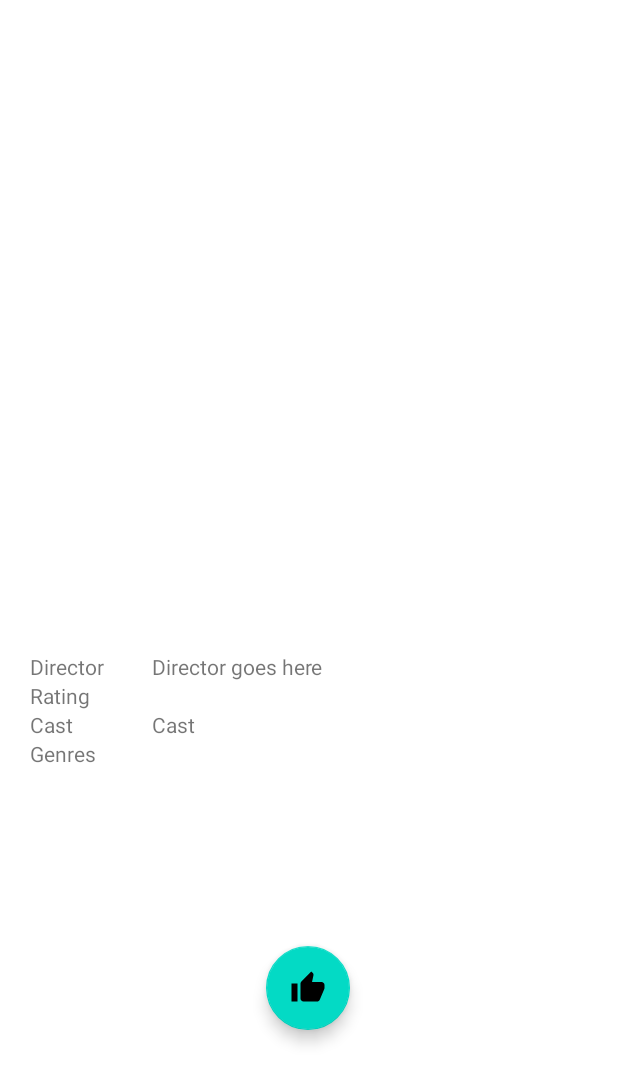
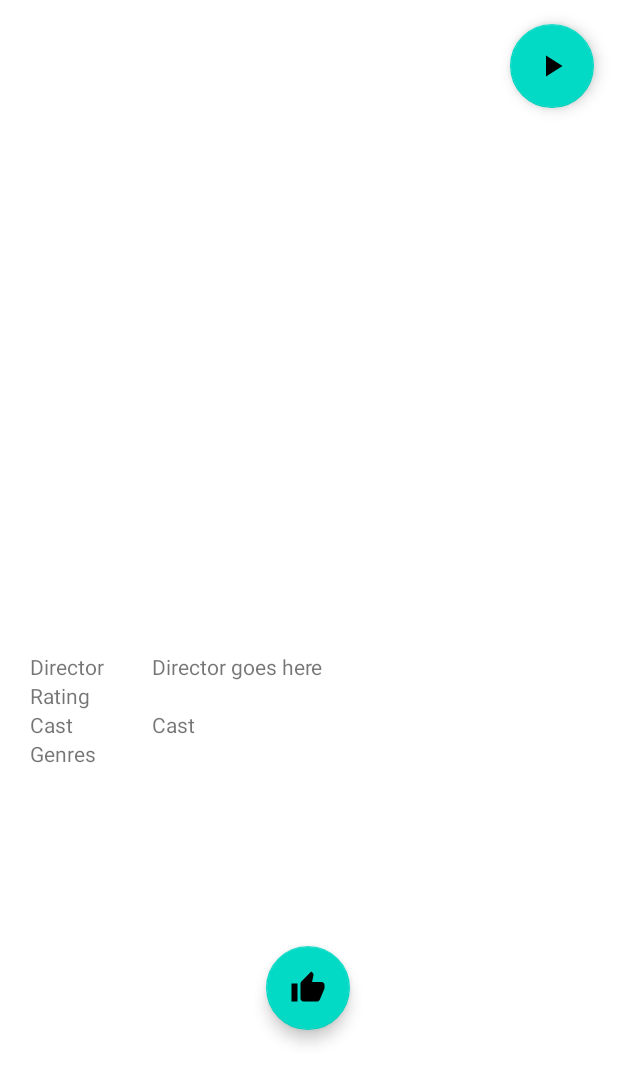
Before and after one commit to pirilinchu/MyMovieApp, an Android app: the MovieActivity screen opened directly, with no data from a screen before it, on a phone screen of 412 x 824 dp. Shown: the top 1084 px of the screen. Run offline under Robolectric (Android 15) with nearby library versions, the phone set to English and light mode, and no system bars; our stand-ins replace FlexboxLayout, Picasso, Room's generated code; libraries missing offline, so code that uses them is left out: koleton.api.hideSkeleton, koleton.api.loadSkeleton; pictures from the network do not load; 1 statement that could not run was skipped.

Commit message:
Implement trailer button for movies

```diff
--- a/app/build.gradle
+++ b/app/build.gradle
@@ -2,6 +2,7 @@ plugins {
     id 'com.android.application'
     id 'kotlin-android'
     id 'kotlin-kapt'
+    id 'kotlin-android-extensions'
 }
 
 android {
@@ -50,6 +51,7 @@ dependencies {
     implementation 'androidx.lifecycle:lifecycle-viewmodel-ktx:2.2.0'
     implementation 'androidx.navigation:navigation-fragment-ktx:2.2.2'
     implementation 'androidx.navigation:navigation-ui-ktx:2.2.2'
+    implementation files('libs\\YouTubeAndroidPlayerApi.jar')
     testImplementation 'junit:junit:4.+'
     androidTestImplementation 'androidx.test.ext:junit:1.1.2'
     androidTestImplementation 'androidx.test.espresso:espresso-core:3.3.0'
--- a/app/src/main/java/com/example/mymovieapp/data/Repository.kt
+++ b/app/src/main/java/com/example/mymovieapp/data/Repository.kt
@@ -56,4 +56,8 @@ class Repository (private val movieDao: MovieDao) {
     fun getSerieCredits(id: Int): Call<MovieCredits> {
         return moviesService.getSerieCredits(id)
     }
+
+    fun getTrailer(id: Int): Call<MovieTrailers> {
+        return moviesService.getTrailers(id)
+    }
 }
--- /dev/null
+++ b/app/src/main/java/com/example/mymovieapp/data/modelsApi/MovieTrailers.kt
@@ -0,0 +1,6 @@
+package com.example.mymovieapp.data.modelsApi
+
+data class MovieTrailers(
+    val id: Int,
+    val results: List<ResultX>
+)
--- a/app/src/main/java/com/example/mymovieapp/data/services/MoviesApi.kt
+++ b/app/src/main/java/com/example/mymovieapp/data/services/MoviesApi.kt
@@ -35,4 +35,7 @@ interface MoviesApi {
     fun getMovieFromIMDB(
             @Query("i") i: String,
             @Query("apikey") apikey: String): Call<MovieIMDB>
+
+    @GET("movie/{id}/videos?api_key=d3a6bd82af12c91d08149f6613e5dce2&language=en-US")
+    fun getTrailers(@Path("id") id: Int): Call<MovieTrailers>
 }
--- a/app/src/main/java/com/example/mymovieapp/ui/detail/MovieActivity.kt
+++ b/app/src/main/java/com/example/mymovieapp/ui/detail/MovieActivity.kt
@@ -1,5 +1,6 @@
 package com.example.mymovieapp.ui.detail
 
+import android.content.Intent
 import androidx.appcompat.app.AppCompatActivity
 import android.os.Bundle
 import android.util.AttributeSet
@@ -17,6 +18,7 @@ import com.example.mymovieapp.R
 import com.example.mymovieapp.baseImageUrl
 import com.example.mymovieapp.data.modelsApi.MovieIMDB
 import com.example.mymovieapp.ui.movies.RecyclerViewActorsAdapter
+import com.example.mymovieapp.ui.youtube.YoutubePlayer
 import com.google.android.flexbox.FlexDirection
 import com.google.android.flexbox.FlexboxLayoutManager
 import com.google.android.flexbox.JustifyContent
@@ -24,6 +26,7 @@ import com.google.android.material.floatingactionbutton.FloatingActionButton
 import com.squareup.picasso.Picasso
 import koleton.api.hideSkeleton
 import koleton.api.loadSkeleton
+import kotlinx.android.synthetic.main.activity_movie.*
 import kotlinx.coroutines.CoroutineScope
 import kotlinx.coroutines.Dispatchers
 import kotlinx.coroutines.launch
@@ -128,5 +131,11 @@ class MovieActivity : AppCompatActivity() {
             Toast.makeText(this, "Removed", Toast.LENGTH_SHORT).show()
             true
         }
+
+        floatingActionButtonYoutube.setOnClickListener {
+            val intent = Intent(this, YoutubePlayer::class.java)
+            intent.putExtra("video", viewModel._videoId.value)
+            startActivity(intent)
+        }
     }
 }
--- /dev/null
+++ b/app/src/main/res/drawable/ic_baseline_play_arrow_24.xml
@@ -0,0 +1,10 @@
+<vector xmlns:android="http://schemas.android.com/apk/res/android"
+    android:width="24dp"
+    android:height="24dp"
+    android:viewportWidth="24"
+    android:viewportHeight="24"
+    android:tint="?attr/colorControlNormal">
+  <path
+      android:fillColor="@android:color/white"
+      android:pathData="M8,5v14l11,-7z"/>
+</vector>
--- a/app/src/main/res/layout/activity_movie.xml
+++ b/app/src/main/res/layout/activity_movie.xml
@@ -140,4 +140,17 @@
         app:layout_constraintStart_toStartOf="@+id/textViewDetailGenres"
         app:layout_constraintTop_toBottomOf="@+id/recyclerViewDetailGenres" />
 
+    <com.google.android.material.floatingactionbutton.FloatingActionButton
+        android:id="@+id/floatingActionButtonYoutube"
+        android:layout_width="wrap_content"
+        android:layout_height="wrap_content"
+        android:layout_marginTop="16dp"
+        android:layout_marginEnd="16dp"
+        android:layout_marginRight="16dp"
+        android:clickable="true"
+        app:layout_constraintEnd_toEndOf="parent"
+        app:layout_constraintTop_toTopOf="@+id/imageViewDetailImage"
+        android:src="@drawable/ic_baseline_play_arrow_24"
+        />
+
 </androidx.constraintlayout.widget.ConstraintLayout>
--- a/app/src/main/res/values/strings.xml
+++ b/app/src/main/res/values/strings.xml
@@ -13,4 +13,5 @@
     <string name="incoming">Incoming</string>
     <string name="santiago_mendoza" translatable="false">Santiago Mendoza</string>
     <string name="movietitle">MovieTitle</string>
+    <string name="api_key" translatable="false">AIzaSyBh6ZJU770b5ppTVFcD_j0ezpV-fPjr7iQ</string>
 </resources>
```
Also changed, not shown: app/src/main/AndroidManifest.xml (+5 -3 lines), app/src/main/java/com/example/mymovieapp/data/modelsApi/ResultX.kt (added, +12 -0 lines), app/src/main/java/com/example/mymovieapp/ui/detail/MovieViewModel.kt (+21 -0 lines), app/src/main/java/com/example/mymovieapp/ui/youtube/YoutubePlayer.kt (added, +41 -0 lines), app/src/main/res/layout/activity_youtube_player.xml (added, +16 -0 lines).
